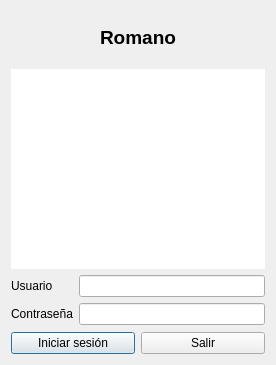
This is romano/ui/login.ui in elshaka/Romano as Qt 5 draws it before an edit. The edited form follows.
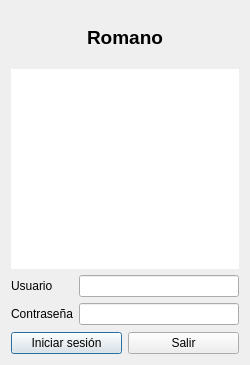
This is the edited form.

Commit message: Set login dialog a fixed size

What changed in the file:
```diff
--- a/romano/ui/login.ui
+++ b/romano/ui/login.ui
@@ -6,10 +6,28 @@
    <rect>
     <x>0</x>
     <y>0</y>
-    <width>276</width>
+    <width>250</width>
     <height>365</height>
    </rect>
   </property>
+  <property name="sizePolicy">
+   <sizepolicy hsizetype="Fixed" vsizetype="Fixed">
+    <horstretch>0</horstretch>
+    <verstretch>0</verstretch>
+   </sizepolicy>
+  </property>
+  <property name="minimumSize">
+   <size>
+    <width>250</width>
+    <height>365</height>
+   </size>
+  </property>
+  <property name="maximumSize">
+   <size>
+    <width>250</width>
+    <height>365</height>
+   </size>
+  </property>
   <property name="windowTitle">
    <string>Romano - Iniciar sesión</string>
   </property>
```
The commit also changes 1 other file.
